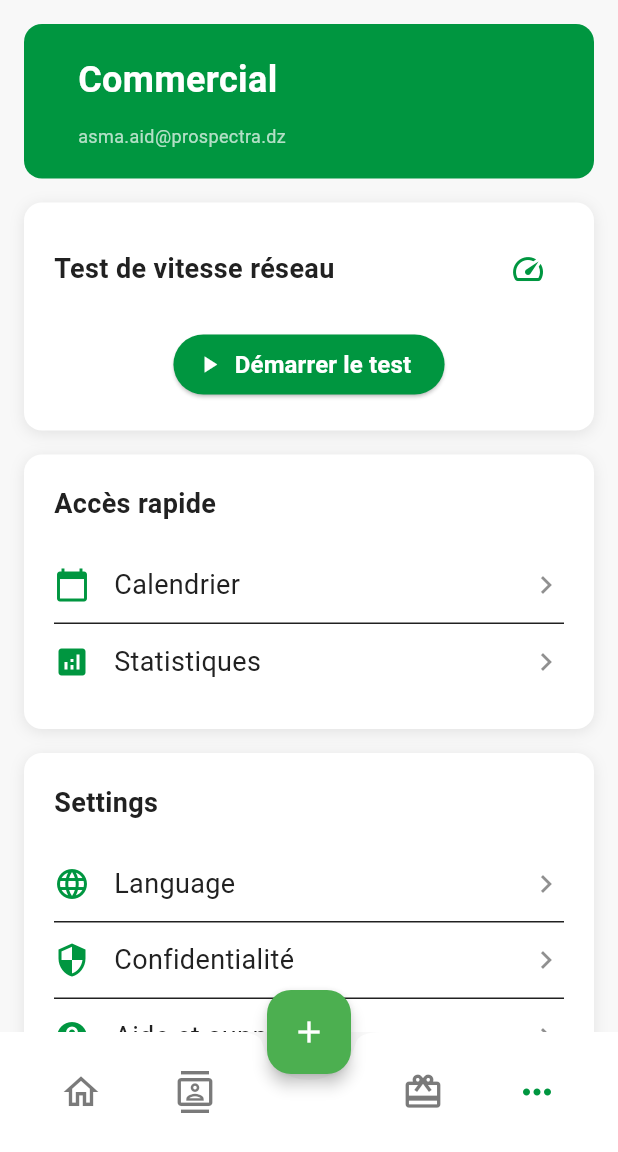
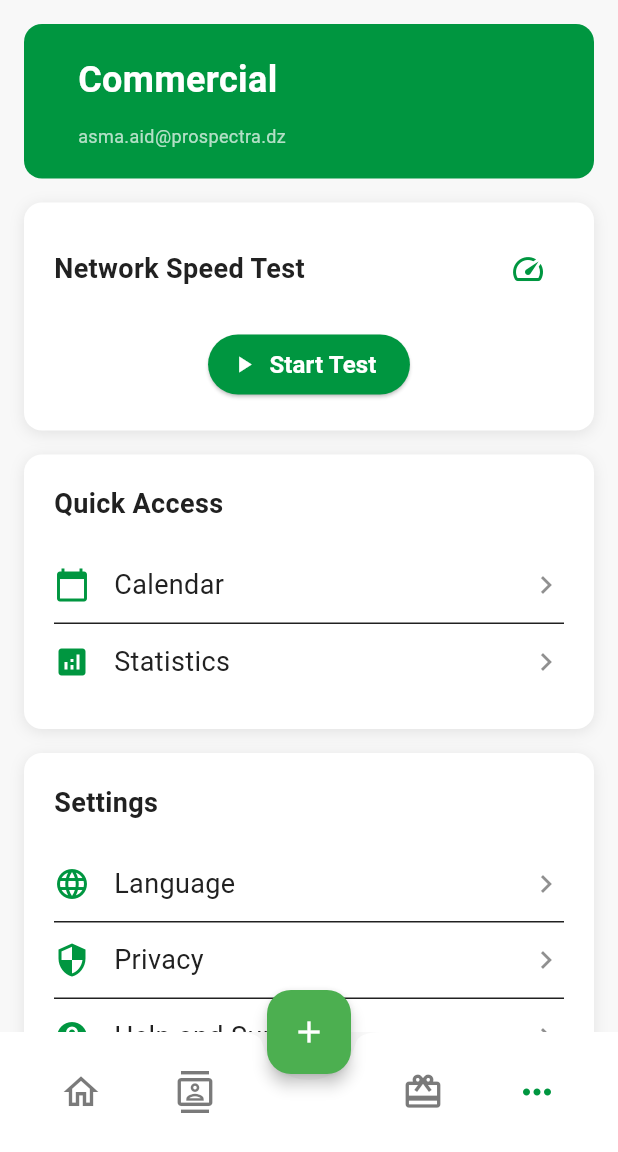
Before and after one commit to ENZOdz23/mobile_app, a Flutter app: the MoreScreenView screen opened directly, on a phone screen of 412 x 824 dp, the part 84-1236 px from its top. Run offline on Flutter 3.47's test engine with Material 3 defaults, Android fonts, the phone set to English and light mode, and no system bars; our stand-ins replace dio, equatable, flutter_bloc, shared_preferences, sqflite, table_calendar; missing offline and left inert: flutter_internet_speed_test, flutter_phone_direct_caller; accounts and stored records are empty.

Commit message:
localization plus plus

```diff
--- a/lib/features/more/presentation/widgets/network_speed_card.dart
+++ b/lib/features/more/presentation/widgets/network_speed_card.dart
@@ -1,6 +1,7 @@
 import 'package:flutter/material.dart';
 import '../../models/network_speed.dart';
 import '../../../../core/themes/app_theme.dart';
+import '../../../../core/i18n/l10n/app_localizations.dart';
 
 class NetworkSpeedCard extends StatelessWidget {
   final NetworkSpeed speed;
@@ -14,6 +15,7 @@ class NetworkSpeedCard extends StatelessWidget {
 
   @override
   Widget build(BuildContext context) {
+    final s = S.of(context)!;
     return Container(
       padding: const EdgeInsets.all(20),
       decoration: BoxDecoration(
@@ -34,7 +36,7 @@ class NetworkSpeedCard extends StatelessWidget {
             mainAxisAlignment: MainAxisAlignment.spaceBetween,
             children: [
               Text(
-                'Test de vitesse réseau',
+                s.networkSpeedTest,
                 style: AppTextStyles.headlineMedium.copyWith(  // Changed
                   fontSize: 18,
                 ),
@@ -45,7 +47,7 @@ class NetworkSpeedCard extends StatelessWidget {
                   color: AppColors.primary,
                 ),
                 onPressed: onTest,
-                tooltip: speed.isLoading ? 'Annuler le test' : 'Démarrer le test',
+                tooltip: speed.isLoading ? s.cancelTest : s.startTest,
               ),
             ],
           ),
@@ -78,14 +80,14 @@ class NetworkSpeedCard extends StatelessWidget {
                   const SizedBox(height: 12),
                   Text(
                     speed.isDownloadComplete
-                        ? 'Test de téléversement...'
-                        : 'Test de téléchargement...',
+                        ? s.uploadTest
+                        : s.downloadTest,
                     style: AppTextStyles.bodyMedium,
                   ),
                   if (speed.downloadSpeed > 0) ...[
                     const SizedBox(height: 16),
                     _buildSpeedItem(
-                      'Téléchargement',
+                      s.download,
                       speed.getDownloadSpeedDisplay(),
                       Icons.download,
                       isComplete: speed.isDownloadComplete,
@@ -94,7 +96,7 @@ class NetworkSpeedCard extends StatelessWidget {
                   if (speed.uploadSpeed > 0) ...[
                     const SizedBox(height: 12),
                     _buildSpeedItem(
-                      'Téléversement',
+                      s.upload,
                       speed.getUploadSpeedDisplay(),
                       Icons.upload,
                       isComplete: speed.isUploadComplete,
@@ -108,7 +110,7 @@ class NetworkSpeedCard extends StatelessWidget {
               children: [
                 if (speed.downloadSpeed > 0) ...[
                   _buildSpeedItem(
-                    'Téléchargement',
+                    s.download,
                     speed.getDownloadSpeedDisplay(),
                     Icons.download,
                     isComplete: true,
@@ -117,7 +119,7 @@ class NetworkSpeedCard extends StatelessWidget {
                 ],
                 if (speed.uploadSpeed > 0) ...[
                   _buildSpeedItem(
-                    'Téléversement',
+                    s.upload,
                     speed.getUploadSpeedDisplay(),
                     Icons.upload,
                     isComplete: true,
@@ -130,7 +132,7 @@ class NetworkSpeedCard extends StatelessWidget {
               child: ElevatedButton.icon(
                 onPressed: onTest,
                 icon: const Icon(Icons.play_arrow),
-                label: const Text('Démarrer le test'),
+                label: Text(s.startTest),
                 style: ElevatedButton.styleFrom(
                   backgroundColor: AppColors.primary,  // Changed
                   foregroundColor: AppColors.onPrimary,  // Changed
--- a/lib/features/more/presentation/widgets/quick_links_section.dart
+++ b/lib/features/more/presentation/widgets/quick_links_section.dart
@@ -1,5 +1,6 @@
 import 'package:flutter/material.dart';
 import '../../../../core/themes/app_theme.dart';
+import '../../../../core/i18n/l10n/app_localizations.dart';
 import '../statistics_screen.dart';
 
 class QuickLinksSection extends StatelessWidget {
@@ -7,6 +8,7 @@ class QuickLinksSection extends StatelessWidget {
 
   @override
   Widget build(BuildContext context) {
+    final s = S.of(context)!;
     return Container(
       padding: const EdgeInsets.all(20),
       decoration: BoxDecoration(
@@ -24,7 +26,7 @@ class QuickLinksSection extends StatelessWidget {
         crossAxisAlignment: CrossAxisAlignment.start,
         children: [
           Text(
-            'Accès rapide',
+            s.quickAccess,
             style: AppTextStyles.headlineMedium.copyWith(
               // Changed
               fontSize: 18,
@@ -33,7 +35,7 @@ class QuickLinksSection extends StatelessWidget {
           const SizedBox(height: 16),
           _buildQuickLinkItem(
             icon: Icons.calendar_today,
-            title: 'Calendrier',
+            title: s.calendar,
             onTap: () {
               Navigator.pushNamed(context, '/calendar');
             },
@@ -41,7 +43,7 @@ class QuickLinksSection extends StatelessWidget {
           const Divider(height: 1),
           _buildQuickLinkItem(
             icon: Icons.analytics,
-            title: 'Statistiques',
+            title: s.statistics,
             onTap: () {
               Navigator.push(
                 context,
--- a/lib/features/more/presentation/widgets/settings_section.dart
+++ b/lib/features/more/presentation/widgets/settings_section.dart
@@ -54,7 +54,7 @@ class SettingsSection extends StatelessWidget {
           // I'll stick to what is in ARB.
           _buildSettingItem(
             icon: Icons.security,
-            title: 'Confidentialité',
+            title: s.privacy,
             onTap: () {
               Navigator.pushNamed(context, '/privacy');
             },
@@ -62,7 +62,7 @@ class SettingsSection extends StatelessWidget {
           const Divider(height: 1),
           _buildSettingItem(
             icon: Icons.help,
-            title: 'Aide et support',
+            title: s.helpAndSupport,
             onTap: () {
               Navigator.pushNamed(context, '/help');
             },
@@ -70,7 +70,7 @@ class SettingsSection extends StatelessWidget {
           const Divider(height: 1),
           _buildSettingItem(
             icon: Icons.info,
-            title: 'À propos',
+            title: s.about,
             onTap: () {
               Navigator.pushNamed(context, '/about');
             },
@@ -94,11 +94,11 @@ class SettingsSection extends StatelessWidget {
         final s = S.of(context)!;
         return AlertDialog(
           title: Text(s.logout),
-          content: const Text('Êtes-vous sûr de vouloir vous déconnecter ?'),
+          content: Text(s.logoutConfirmation),
           actions: [
             TextButton(
               onPressed: () => Navigator.of(dialogContext).pop(),
-              child: const Text('Annuler'),
+              child: Text(s.cancel),
             ),
             TextButton(
               onPressed: () async {
@@ -129,7 +129,7 @@ class SettingsSection extends StatelessWidget {
                 }
               },
               style: TextButton.styleFrom(foregroundColor: AppColors.error),
-              child: const Text('Déconnexion'),
+              child: Text(s.logout),
             ),
           ],
         );
```
Also changed, not shown: lib/features/more/presentation/screens/about_screen.dart (+7 -5 lines), lib/features/more/presentation/screens/help_screen.dart (+21 -18 lines), lib/features/more/presentation/screens/privacy_screen.dart (+10 -8 lines), lib/features/more/presentation/screens/wallet_screen.dart (+16 -12 lines).
